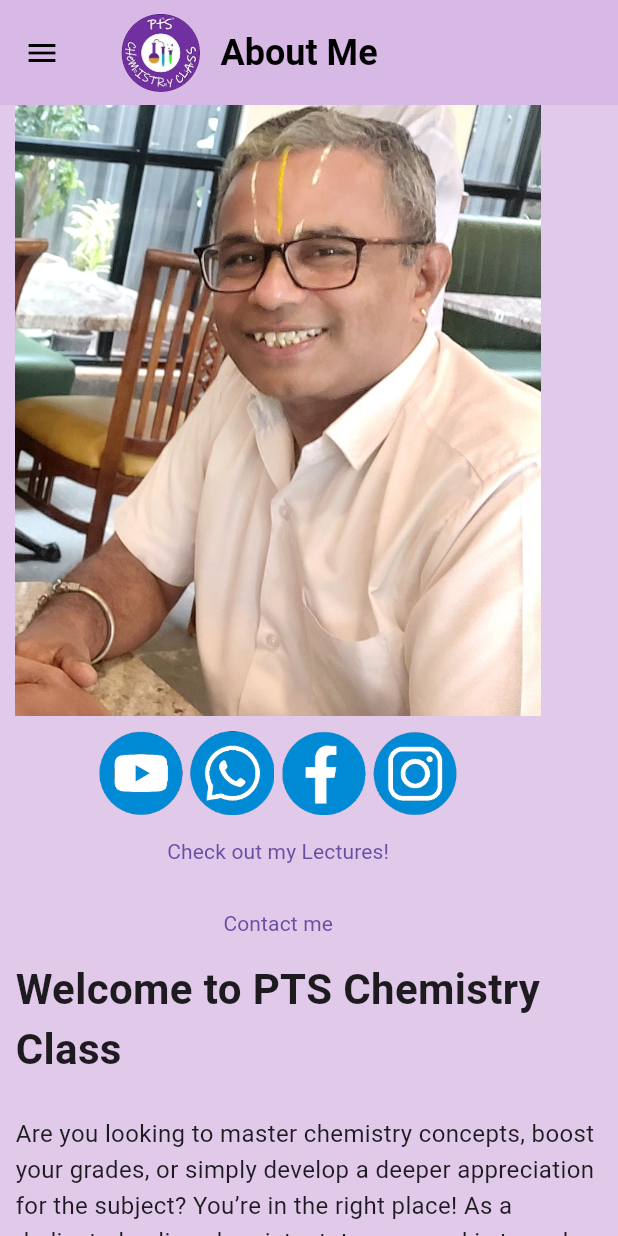
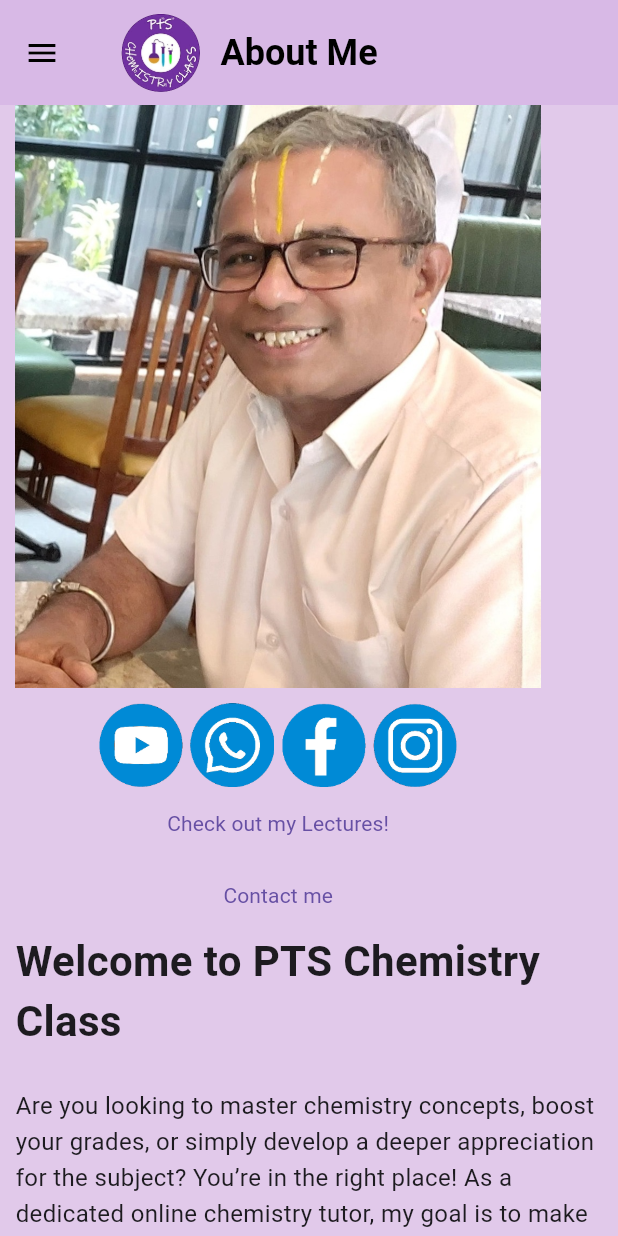
Before and after one commit to Srijen-Raja/PTSChemistry, a Flutter app: the AboutPage screen opened by its route, on a phone screen of 412 x 824 dp. Run offline on Flutter 3.47's test engine with Material 3 defaults, Android fonts, the phone set to English and light mode, and no system bars; our stand-ins replace cloud_firestore, firebase_core, youtube_player_iframe; missing offline and left inert: carousel_slider_plus; accounts and stored records are empty; Roboto replaces fonts that are missing (Georgia).

Commit message:
Full Website, updated

```diff
--- a/lib/about_page.dart
+++ b/lib/about_page.dart
@@ -147,8 +147,8 @@ class AboutPage extends StatelessWidget {
               Column(
                 mainAxisAlignment: MainAxisAlignment.start,
                 children: [
-                  Padding(padding: EdgeInsets.all(10),child: Image.asset("images/pts-12.jpg"),),
-                  Text("Dr. PT Srinivasan",style: TextStyle(fontWeight: FontWeight.bold,fontSize: 30),),
+                  Padding(padding: EdgeInsets.all(8),child: Image.asset("images/pts-12.jpg"),),
+                  Text("Dr. PT Srinivasan",style: TextStyle(fontWeight: FontWeight.bold,fontSize: 26),),
                   SizedBox(height: 6,),
                   Row(
                     mainAxisAlignment: MainAxisAlignment.center,
```
Also changed, not shown: images/pts-12.jpg.
